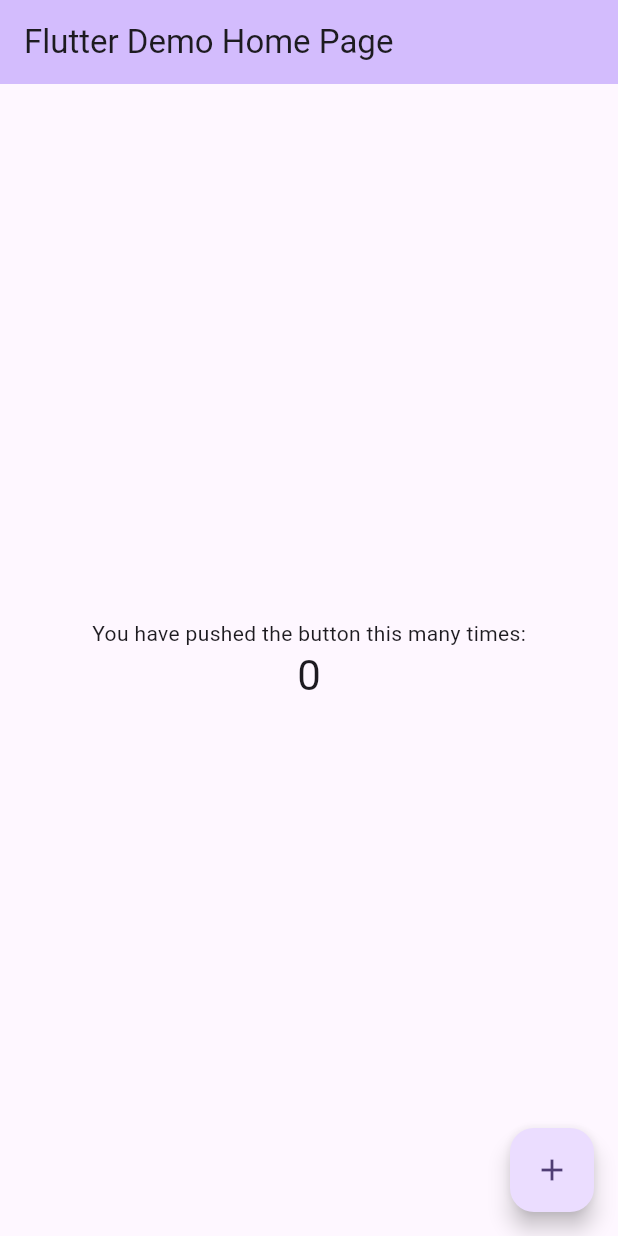
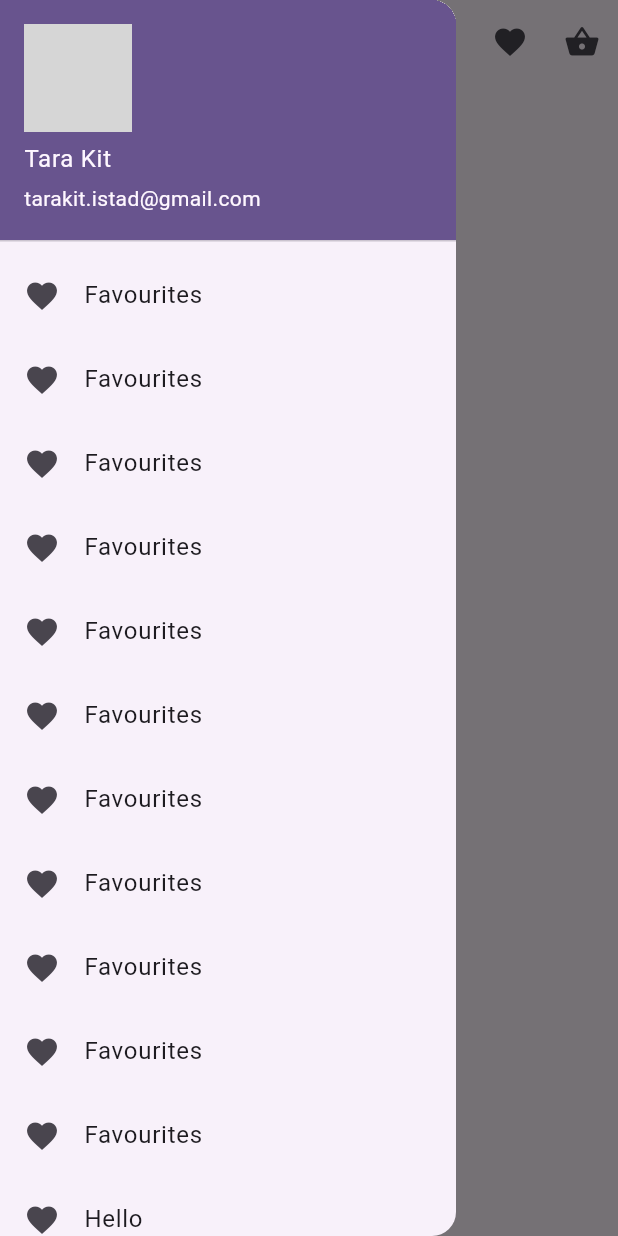
Before and after one commit to tarakit/food_panda_flutter6, a Flutter app: the screen it shows after launch, with the side drawer open (before the commit the screen has no drawer), on a phone screen of 412 x 824 dp. Run offline on Flutter 3.47's test engine with Material 2 defaults, Android fonts, the phone set to English and light mode, and no system bars; network calls fail; grey boxes are pictures that could not be loaded.

Commit message:
add appbar and drawer

```diff
--- a/lib/main.dart
+++ b/lib/main.dart
@@ -1,4 +1,6 @@
 import 'package:flutter/material.dart';
+
+import 'views/home/home.dart';
 
 void main() {
   runApp(const MyApp());
@@ -13,113 +15,10 @@ class MyApp extends StatelessWidget {
     return MaterialApp(
       title: 'Flutter Demo',
       theme: ThemeData(
-        // This is the theme of your application.
-        //
-        // TRY THIS: Try running your application with "flutter run". You'll see
-        // the application has a blue toolbar. Then, without quitting the app,
-        // try changing the seedColor in the colorScheme below to Colors.green
-        // and then invoke "hot reload" (save your changes or press the "hot
-        // reload" button in a Flutter-supported IDE, or press "r" if you used
-        // the command line to start the app).
-        //
-        // Notice that the counter didn't reset back to zero; the application
-        // state is not lost during the reload. To reset the state, use hot
-        // restart instead.
-        //
-        // This works for code too, not just values: Most code changes can be
-        // tested with just a hot reload.
         colorScheme: ColorScheme.fromSeed(seedColor: Colors.deepPurple),
         useMaterial3: true,
       ),
-      home: const MyHomePage(title: 'Flutter Demo Home Page'),
+      home: const HomeScreen(),
     );
   }
 }
-
-class MyHomePage extends StatefulWidget {
-  const MyHomePage({super.key, required this.title});
-
-  // This widget is the home page of your application. It is stateful, meaning
-  // that it has a State object (defined below) that contains fields that affect
-  // how it looks.
-
-  // This class is the configuration for the state. It holds the values (in this
-  // case the title) provided by the parent (in this case the App widget) and
-  // used by the build method of the State. Fields in a Widget subclass are
-  // always marked "final".
-
-  final String title;
-
-  @override
-  State<MyHomePage> createState() => _MyHomePageState();
-}
-
-class _MyHomePageState extends State<MyHomePage> {
-  int _counter = 0;
-
-  void _incrementCounter() {
-    setState(() {
-      // This call to setState tells the Flutter framework that something has
-      // changed in this State, which causes it to rerun the build method below
-      // so that the display can reflect the updated values. If we changed
-      // _counter without calling setState(), then the build method would not be
-      // called again, and so nothing would appear to happen.
-      _counter++;
-    });
-  }
-
-  @override
-  Widget build(BuildContext context) {
-    // This method is rerun every time setState is called, for instance as done
-    // by the _incrementCounter method above.
-    //
-    // The Flutter framework has been optimized to make rerunning build methods
-    // fast, so that you can just rebuild anything that needs updating rather
-    // than having to individually change instances of widgets.
-    return Scaffold(
-      appBar: AppBar(
-        // TRY THIS: Try changing the color here to a specific color (to
-        // Colors.amber, perhaps?) and trigger a hot reload to see the AppBar
-        // change color while the other colors stay the same.
-        backgroundColor: Theme.of(context).colorScheme.inversePrimary,
-        // Here we take the value from the MyHomePage object that was created by
-        // the App.build method, and use it to set our appbar title.
-        title: Text(widget.title),
-      ),
-      body: Center(
-        // Center is a layout widget. It takes a single child and positions it
-        // in the middle of the parent.
-        child: Column(
-          // Column is also a layout widget. It takes a list of children and
-          // arranges them vertically. By default, it sizes itself to fit its
-          // children horizontally, and tries to be as tall as its parent.
-          //
-          // Column has various properties to control how it sizes itself and
-          // how it positions its children. Here we use mainAxisAlignment to
-          // center the children vertically; the main axis here is the vertical
-          // axis because Columns are vertical (the cross axis would be
-          // horizontal).
-          //
-          // TRY THIS: Invoke "debug painting" (choose the "Toggle Debug Paint"
-          // action in the IDE, or press "p" in the console), to see the
-          // wireframe for each widget.
-          mainAxisAlignment: MainAxisAlignment.center,
-          children: <Widget>[
-            const Text(
-              'You have pushed the button this many times:',
-            ),
-            Text(
-              '$_counter',
-              style: Theme.of(context).textTheme.headlineMedium,
-            ),
-          ],
-        ),
-      ),
-      floatingActionButton: FloatingActionButton(
-        onPressed: _incrementCounter,
-        tooltip: 'Increment',
-        child: const Icon(Icons.add),
-      ), // This trailing comma makes auto-formatting nicer for build methods.
-    );
-  }
-}
--- /dev/null
+++ b/lib/views/home/home.dart
@@ -0,0 +1,30 @@
+import 'dart:io';
+
+import 'package:flutter/material.dart';
+
+import 'widgets/drawer.dart';
+
+class HomeScreen extends StatelessWidget {
+  const HomeScreen({super.key});
+
+  @override
+  Widget build(BuildContext context) {
+    return Scaffold(
+      appBar: AppBar(
+        title: Column(
+          crossAxisAlignment: CrossAxisAlignment.start,
+          children: [
+            Text('2 St 24'),
+            Text('Phnom Penh', style: TextStyle(fontSize: 12)),
+          ],
+        ),
+        // leadingWidth: 35,
+        actions: [
+          IconButton(onPressed: (){}, icon: Icon(Icons.favorite)),
+          IconButton(onPressed: (){}, icon: Icon(Icons.shopping_basket))
+        ],
+      ),
+      drawer: MyDrawer(),
+    );
+  }
+}
--- /dev/null
+++ b/lib/views/home/widgets/drawer.dart
@@ -0,0 +1,94 @@
+
+import 'package:flutter/material.dart';
+
+class MyDrawer extends StatelessWidget {
+  const MyDrawer({
+    super.key,
+  });
+
+  @override
+  Widget build(BuildContext context) {
+    return SafeArea(
+      child: Drawer(
+          child: ListView(
+            scrollDirection: Axis.vertical,
+            children: [
+              UserAccountsDrawerHeader(
+                  currentAccountPicture: ClipRRect(
+                    borderRadius: BorderRadius.circular(45),
+                    child: Image.network('https://marketplace.canva.com/EAFHfL_zPBk/1/0/1600w/canva-yellow-inspiration-modern-instagram-profile-picture-kpZhUIzCx_w.jpg'),
+                  ),
+                  accountName: Text('Tara Kit'),
+                  accountEmail: Text('tarakit.istad@gmail.com')
+              ),
+              ListTile(
+                onTap: (){},
+                leading: Icon(Icons.favorite),
+                title: Text('Favourites'),
+              ),
+              ListTile(
+                onTap: (){},
+                leading: Icon(Icons.favorite),
+                title: Text('Favourites'),
+              ),
+              ListTile(
+                onTap: (){},
+                leading: Icon(Icons.favorite),
+                title: Text('Favourites'),
+              ),
+              ListTile(
+                onTap: (){},
+                leading: Icon(Icons.favorite),
+                title: Text('Favourites'),
+              ),
+              ListTile(
+                onTap: (){},
+                leading: Icon(Icons.favorite),
+                title: Text('Favourites'),
+              ),
+              ListTile(
+                onTap: (){},
+                leading: Icon(Icons.favorite),
+                title: Text('Favourites'),
+              ),
+              ListTile(
+                onTap: (){},
+                leading: Icon(Icons.favorite),
+                title: Text('Favourites'),
+              ),
+              ListTile(
+                onTap: (){},
+                leading: Icon(Icons.favorite),
+                title: Text('Favourites'),
+              ),
+              ListTile(
+                onTap: (){},
+                leading: Icon(Icons.favorite),
+                title: Text('Favourites'),
+              ),
+              ListTile(
+                onTap: (){},
+                leading: Icon(Icons.favorite),
+                title: Text('Favourites'),
+              ),
+              ListTile(
+                onTap: (){},
+                leading: Icon(Icons.favorite),
+                title: Text('Favourites'),
+              ),
+              ListTile(
+                onTap: (){},
+                leading: Icon(Icons.favorite),
+                title: Text('Hello'),
+              ),
+              ListTile(
+                onTap: (){},
+                leading: Icon(Icons.favorite),
+                title: Text('Hello'),
+              ),
+            ],
+          )
+      ),
+    );
+  }
+}
```
Also changed, not shown: lib/views/home/widgets/product_card.dart (added).
